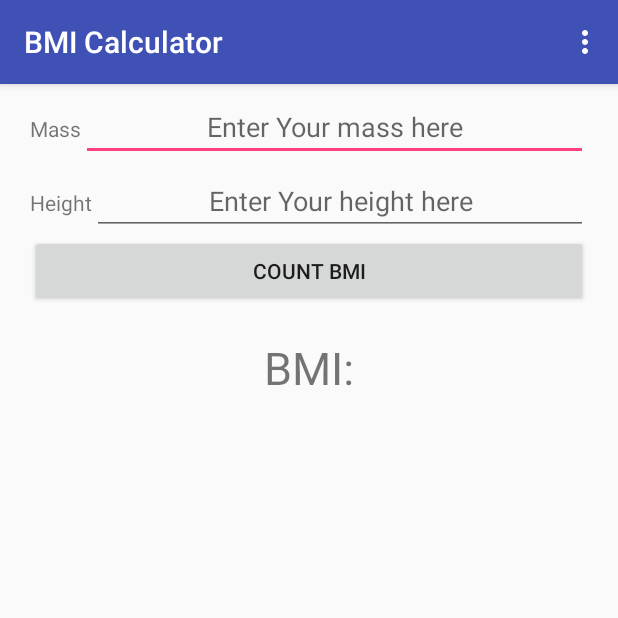
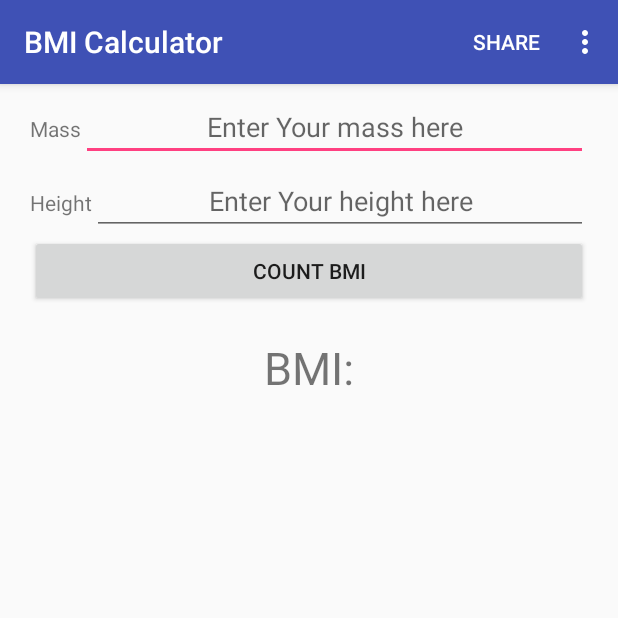
Before and after one commit to tomkecy/BMICalculator, an Android app: the screen it shows after launch (MainActivity), after a tap on "COUNT BMI", on a phone screen of 412 x 824 dp, the top half of it. Run offline under Robolectric (Android 15) with nearby library versions, the phone set to English and light mode, and no system bars; our stand-ins replace ButterKnife.

Commit message:
Added save functionality. Added stateSave and restore.

```diff
--- a/app/build.gradle
+++ b/app/build.gradle
@@ -26,5 +26,7 @@ dependencies {
     })
     compile 'com.android.support:appcompat-v7:24.2.1'
     compile 'com.android.support.constraint:constraint-layout:1.0.2'
+    compile 'com.jakewharton:butterknife:7.0.1'
+    compile 'com.facebook.android:facebook-android-sdk:4.+'
     testCompile 'junit:junit:4.12'
 }
--- a/app/src/main/java/cybulski/tomasz/tomaszcybulskilab1/ICountBMI.java
+++ b/app/src/main/java/cybulski/tomasz/tomaszcybulskilab1/Abstract/ICountBMI.java
@@ -1,4 +1,6 @@
-package cybulski.tomasz.tomaszcybulskilab1;
+package cybulski.tomasz.tomaszcybulskilab1.Abstract;
+
+import cybulski.tomasz.tomaszcybulskilab1.Entities.InvalidMassOrHeightException;
 
 /**
  * Created by tomcy on 20.03.2017.
--- a/app/src/main/java/cybulski/tomasz/tomaszcybulskilab1/AuthorActivity.java
+++ b/app/src/main/java/cybulski/tomasz/tomaszcybulskilab1/Activities/AuthorActivity.java
@@ -1,7 +1,9 @@
-package cybulski.tomasz.tomaszcybulskilab1;
+package cybulski.tomasz.tomaszcybulskilab1.Activities;
 
 import android.support.v7.app.AppCompatActivity;
 import android.os.Bundle;
+
+import cybulski.tomasz.tomaszcybulskilab1.R;
 
 public class AuthorActivity extends AppCompatActivity {
 
--- /dev/null
+++ b/app/src/main/java/cybulski/tomasz/tomaszcybulskilab1/Activities/MainActivity.java
@@ -0,0 +1,199 @@
+package cybulski.tomasz.tomaszcybulskilab1.Activities;
+
+import android.content.Intent;
+import android.content.SharedPreferences;
+import android.graphics.Color;
+import android.preference.PreferenceManager;
+import android.support.v7.app.AppCompatActivity;
+import android.os.Bundle;
+import android.view.Menu;
+import android.view.MenuInflater;
+import android.view.MenuItem;
+import android.widget.EditText;
+import android.widget.RelativeLayout;
+import android.widget.ShareActionProvider;
+import android.widget.TextView;
+import android.widget.Toast;
+
+import java.util.Locale;
+
+import butterknife.ButterKnife;
+import butterknife.OnClick;
+import cybulski.tomasz.tomaszcybulskilab1.Concrete.CountBMIImperial;
+import cybulski.tomasz.tomaszcybulskilab1.Concrete.CountBMIMetric;
+import cybulski.tomasz.tomaszcybulskilab1.Abstract.ICountBMI;
+import cybulski.tomasz.tomaszcybulskilab1.Entities.InvalidMassOrHeightException;
+import cybulski.tomasz.tomaszcybulskilab1.R;
+
+import butterknife.Bind;
+/*
+*TODO
+* przyciski:
+* - save
+* - share - wyskakuje lista aplikacji
+* - author - opis + zdjęcie
+* ma zachować wyliczone dane po obróceniu i don't keep activity
+*
+*
+*/
+
+public class MainActivity extends AppCompatActivity {
+
+    @Bind(R.id.edit_text_height) EditText editTextHeight;
+    @Bind(R.id.edit_text_mass) EditText editTextMass;
+    @Bind(R.id.text_view_result_message) TextView textViewResultMessage;
+    @Bind(R.id.text_view_result_bmi) TextView textViewResultBMI;
+    @Bind(R.id.relative_layout_main) RelativeLayout relativeLayoutMain;
+
+    private ICountBMI countBMI;
+
+    @Override
+    protected void onCreate(Bundle savedInstanceState) {
+        super.onCreate(savedInstanceState);
+        setContentView(R.layout.activity_main);
+        ButterKnife.bind(this);
+        setBMICounter();
+
+        if(savedInstanceState == null){
+            restoreSavedData();
+        }
+    }
+
+    private void restoreSavedData(){
+        SharedPreferences sharedPreferences = PreferenceManager.getDefaultSharedPreferences(this);
+        String savedHeightText = sharedPreferences.getString(
+                getString(R.string.saved_height_shared_pref_key), "");
+        String savedMassText = sharedPreferences.getString(
+                getString(R.string.saved_mass_shared_pref_key), "");
+
+        editTextHeight.setText(savedHeightText);
+        editTextMass.setText(savedMassText);
+        if(!savedHeightText.isEmpty() && !savedMassText.isEmpty()){
+            countBMI();
+        }
+    }
+
+    @Override
+    protected void onResume(){
+        super.onResume();
+        setBMICounter();
+    }
+
+    @Override
+    public boolean onCreateOptionsMenu(Menu menu) {
+        MenuInflater inflater = getMenuInflater();
+        inflater.inflate(R.menu.calculator_menu, menu);
+
+        MenuItem item = menu.findItem(R.id.menu_item_share);
+        //mShareActionProvider = (ShareActionProvider) item.getActionProvider();
+
+        return true;
+    }
+
+    @Override
+    protected void onSaveInstanceState(Bundle outState) {
+        super.onSaveInstanceState(outState);
+            outState.putString(getString(R.string.mass_saved_instance_state_key),
+                    editTextMass.getText().toString());
+            outState.putString(getString(R.string.height_saved_instance_state_key),
+                    editTextHeight.getText().toString());
+            outState.putString(getString(R.string.result_bmi_saved_instance_state_key),
+                    textViewResultBMI.getText().toString());
+            outState.putString(getString(R.string.message_saved_instance_state_key),
+                    textViewResultMessage.getText().toString());
+            outState.putInt(getString(R.string.color_saved_instance_state_key),
+                    textViewResultBMI.getCurrentTextColor());
+    }
+
+    @Override
+    protected void onRestoreInstanceState(Bundle savedInstanceState) {
+        super.onRestoreInstanceState(savedInstanceState);
+        editTextMass.setText(savedInstanceState.getString(getString(
+                R.string.mass_saved_instance_state_key)));
+        editTextHeight.setText(savedInstanceState.getString(getString(
+                R.string.height_saved_instance_state_key)));
+        textViewResultBMI.setText(savedInstanceState.getString(getString(
+                R.string.result_bmi_saved_instance_state_key)));
+        textViewResultMessage.setText(savedInstanceState.getString(getString(
+                R.string.message_saved_instance_state_key)));
+        int colorId = savedInstanceState.getInt(getString(R.string.color_saved_instance_state_key));
+        textViewResultBMI.setTextColor(colorId);
+        textViewResultMessage.setTextColor(colorId);
+    }
+
+    @OnClick(R.id.button_count_bmi)
+    public void countBMI() {
+        try {
+            float height = Float.parseFloat(editTextHeight.getText().toString());
+            float mass = Float.parseFloat(editTextMass.getText().toString());
+            float countedBMI = countBMI.countBMI(mass, height);
+
+            textViewResultBMI.setText(String.format(Locale.getDefault(), "%.2f", countedBMI));
+            setTextViewResultMessage(countedBMI);
+
+        } catch (InvalidMassOrHeightException e){
+            Toast.makeText(getApplicationContext(), R.string.incorrect_input_message,
+                    Toast.LENGTH_LONG).show();
+        } catch (NumberFormatException e){
+            Toast.makeText(getApplicationContext(), R.string.empty_input_message,
+                    Toast.LENGTH_LONG).show();
+        }
+    }
+
+    private void setTextViewResultMessage(float countedBMI) {
+        String message;
+        int textMessageColor;
+        if(countedBMI<18.5) {
+            message = getString(R.string.bmi_result_underweight);
+            textMessageColor = Color.RED;
+        } else if(countedBMI <= 25){
+            message = getString(R.string.bmi_result_normal_range);
+            textMessageColor = Color.GREEN;
+        } else if (countedBMI <= 30){
+            message = getString(R.string.bmi_result_overweight);
+            textMessageColor = Color.YELLOW;
+        } else {
+            message = getString(R.string.bmi_result_obese);
+            textMessageColor = Color.RED;
+        }
+        textViewResultMessage.setText(message);
+        textViewResultMessage.setTextColor(textMessageColor);
+        textViewResultBMI.setTextColor(textMessageColor);
+    }
+
+    private void setBMICounter() {
+        SharedPreferences sharedPreferences = PreferenceManager.getDefaultSharedPreferences(this);
+        boolean useMetricUnits = sharedPreferences.getBoolean(getString(R.string.use_metric_units_shared_pref_key), true);
+        if (useMetricUnits) {
+            countBMI = new CountBMIMetric();
+        } else {
+            countBMI = new CountBMIImperial();
+        }
+    }
+
+    public void startSettingsActivity(MenuItem menuItem){
+        Intent intent = new Intent(this, SettingsActivity.class);
+        startActivity(intent);
+    }
+
+    public void startAuthorActivity(MenuItem menuItem) {
+        Intent intent = new Intent(this, AuthorActivity.class);
+        startActivity(intent);
+    }
+
+    public void saveData(MenuItem menuItem){
+        SharedPreferences preferences = PreferenceManager.getDefaultSharedPreferences(this);
+        SharedPreferences.Editor editor = preferences.edit();
+        editor.putString(getString(R.string.saved_height_shared_pref_key), editTextHeight.getText().toString());
+        editor.putString(getString(R.string.saved_mass_shared_pref_key), editTextMass.getText().toString());
+        editor.apply();
+        Toast.makeText(this, getString(R.string.saved_data_message), Toast.LENGTH_SHORT).show();
+    }
+    private ShareActionProvider mShareActionProvider;
+
+    private void setShareIntent(Intent shareIntent) {
+        if (mShareActionProvider != null) {
+            mShareActionProvider.setShareIntent(shareIntent);
+        }
+    }
+}
--- a/app/src/main/java/cybulski/tomasz/tomaszcybulskilab1/CountBMIMetric.java
+++ b/app/src/main/java/cybulski/tomasz/tomaszcybulskilab1/Concrete/CountBMIMetric.java
@@ -1,14 +1,17 @@
-package cybulski.tomasz.tomaszcybulskilab1;
+package cybulski.tomasz.tomaszcybulskilab1.Concrete;
+
+import cybulski.tomasz.tomaszcybulskilab1.Abstract.ICountBMI;
+import cybulski.tomasz.tomaszcybulskilab1.Entities.InvalidMassOrHeightException;
 
 /**
  * Created by tomcy on 20.03.2017.
  */
 
 public class CountBMIMetric implements ICountBMI {
-    static final float MINIMAL_HEIGHT = 0.5f;
-    static final float MAXIMAL_HEIGHT = 2.5f;
-    static final float MINIMAL_MASS = 10f;
-    static final float MAXIMAL_MASS = 250f;
+    private static final float MINIMAL_HEIGHT = 0.5f;
+    private static final float MAXIMAL_HEIGHT = 2.5f;
+    private static final float MINIMAL_MASS = 10f;
+    private static final float MAXIMAL_MASS = 250f;
 
     @Override
     public boolean isValidMass(float mass) {
@@ -21,7 +24,7 @@ public class CountBMIMetric implements ICountBMI {
     }
 
     @Override
-    public float countBMI(float mass, float height) throws InvalidMassOrHeightException{
+    public float countBMI(float mass, float height) throws InvalidMassOrHeightException {
         if (!isValidHeight(height) || !isValidMass(mass)){
             throw new InvalidMassOrHeightException();
         }
--- a/app/src/main/java/cybulski/tomasz/tomaszcybulskilab1/InvalidMassOrHeightException.java
+++ b/app/src/main/java/cybulski/tomasz/tomaszcybulskilab1/Entities/InvalidMassOrHeightException.java
@@ -1,4 +1,4 @@
-package cybulski.tomasz.tomaszcybulskilab1;
+package cybulski.tomasz.tomaszcybulskilab1.Entities;
 
 /**
  * Created by tomcy on 20.03.2017.
--- a/app/src/main/java/cybulski/tomasz/tomaszcybulskilab1/MainActivity.java
+++ /dev/null
@@ -1,110 +0,0 @@
-package cybulski.tomasz.tomaszcybulskilab1;
-
-import android.content.Context;
-import android.content.Intent;
-import android.content.SharedPreferences;
-import android.graphics.Color;
-import android.support.v7.app.AppCompatActivity;
-import android.os.Bundle;
-import android.view.Menu;
-import android.view.MenuItem;
-import android.view.View;
-import android.widget.EditText;
-import android.widget.TextView;
-import android.widget.Toast;
-
-import java.util.Locale;
-/*
-*TODO
-* przyciski:
-* - save
-* - share - wyskakuje lista aplikacji
-* - author - opis + zdjęcie
-* ma zachować wyliczone dane po obróceniu i don't keep activity
-*
-*
-*/
-
-public class MainActivity extends AppCompatActivity {
-
-    private ICountBMI countBMI;
-
-    @Override
-    protected void onCreate(Bundle savedInstanceState) {
-        super.onCreate(savedInstanceState);
-        setContentView(R.layout.activity_main);
-        setBMICounter();
-    }
-
-    @Override
-    protected void onResume(){
-        super.onResume();
-        setBMICounter();
-    }
-
-    @Override
-    public boolean onCreateOptionsMenu(Menu menu) {
-        getMenuInflater().inflate(R.menu.calculator_menu, menu);
-        return true;
-    }
-
-    public void countBMI(View view) {
-        try {
-            float height = Float.parseFloat(((EditText) findViewById(R.id.edit_view_height)).getText().toString());
-            float mass = Float.parseFloat(((EditText) findViewById(R.id.edit_text_mass)).getText().toString());
-            float countedBMI = countBMI.countBMI(mass, height);
-            TextView textViewBMIResult = (TextView) findViewById(R.id.text_view_result_bmi);
-            textViewBMIResult.setText(String.format(Locale.getDefault(), "%.2f", countedBMI));
-            setTextViewResultMessage(countedBMI, textViewBMIResult);
-
-        } catch (InvalidMassOrHeightException e){
-            Toast.makeText(getApplicationContext(), R.string.incorrect_input_message,
-                    Toast.LENGTH_LONG).show();
-        } catch (NumberFormatException e){
-            Toast.makeText(getApplicationContext(), R.string.empty_input_message,
-                    Toast.LENGTH_LONG).show();
-        }
-    }
-
-    private void setTextViewResultMessage(float countedBMI, TextView textViewBMIResult) {
-        TextView textViewMessage = (TextView) findViewById(R.id.text_view_result_message);
-        String message;
-        int textMessageColor;
-        if(countedBMI<18.5) {
-            message = getString(R.string.bmi_result_underweight);
-            textMessageColor = Color.RED;
-        } else if(countedBMI <= 25){
-            message = getString(R.string.bmi_result_normal_range);
-            textMessageColor = Color.GREEN;
-        } else if (countedBMI <= 30){
-            message = getString(R.string.bmi_result_overweight);
-            textMessageColor = Color.YELLOW;
-        } else {
-            message = getString(R.string.bmi_result_obese);
-            textMessageColor = Color.RED;
-        }
-        textViewMessage.setText(message);
-        textViewMessage.setTextColor(textMessageColor);
-        textViewBMIResult.setTextColor(textMessageColor);
-    }
-
-    private void setBMICounter(){
-        SharedPreferences sharedPreferences = getPreferences(Context.MODE_PRIVATE);
-        boolean useMetricUnits = sharedPreferences.getBoolean(getString(R.string.use_metric_units_shared_pref_key), true);
-        if(useMetricUnits){
-            countBMI = new CountBMIMetric();
-        } else {
-            countBMI = new CountBMIImperial();
-        }
-    }
-
-    public void startSettingsActivity(MenuItem menuItem){
-        Intent intent = new Intent(this, SettingsActivity.class);
-        startActivity(intent);
-    }
-
-    public void startAuthorActivity(MenuItem menuItem){
-        Intent intent = new Intent(this, AuthorActivity.class);
-        startActivity(intent);
-    }
-}
--- a/app/src/main/res/layout/activity_author.xml
+++ b/app/src/main/res/layout/activity_author.xml
@@ -1,9 +1,8 @@
 <?xml version="1.0" encoding="utf-8"?>
 <android.support.constraint.ConstraintLayout xmlns:android="http://schemas.android.com/apk/res/android"
-    xmlns:app="http://schemas.android.com/apk/res-auto"
     xmlns:tools="http://schemas.android.com/tools"
     android:layout_width="match_parent"
     android:layout_height="match_parent"
-    tools:context="cybulski.tomasz.tomaszcybulskilab1.AuthorActivity">
+    tools:context="cybulski.tomasz.tomaszcybulskilab1.Activities.AuthorActivity">
 
 </android.support.constraint.ConstraintLayout>
--- a/app/src/main/res/layout/activity_main.xml
+++ b/app/src/main/res/layout/activity_main.xml
@@ -1,16 +1,13 @@
 <?xml version="1.0" encoding="utf-8"?>
-<android.support.v7.widget.LinearLayoutCompat xmlns:android="http://schemas.android.com/apk/res/android"
+<RelativeLayout xmlns:android="http://schemas.android.com/apk/res/android"
     xmlns:app="http://schemas.android.com/apk/res-auto"
     xmlns:tools="http://schemas.android.com/tools"
+    android:id="@+id/relative_layout_main"
     android:layout_width="match_parent"
     android:layout_height="match_parent"
+    android:layout_margin="20dp"
     android:orientation="vertical"
-    tools:context="cybulski.tomasz.tomaszcybulskilab1.MainActivity">
-    <RelativeLayout
-        android:layout_width="match_parent"
-        android:layout_height="wrap_content"
-        android:layout_margin="20dp"
-        >
+    tools:context="cybulski.tomasz.tomaszcybulskilab1.Activities.MainActivity">
     <TextView
         android:id="@+id/text_view_mass_label"
         android:layout_width="wrap_content"
@@ -33,7 +30,6 @@
         app:layout_constraintLeft_toLeftOf="parent"
         app:layout_constraintRight_toRightOf="parent"
         app:layout_constraintTop_toTopOf="parent" />
-
      <TextView
          android:id="@+id/text_view_height_label"
          android:layout_below="@id/text_view_mass_label"
@@ -45,9 +41,8 @@
          app:layout_constraintLeft_toLeftOf="parent"
          app:layout_constraintRight_toRightOf="parent"
          app:layout_constraintTop_toTopOf="parent"/>
-
      <EditText
-            android:id="@+id/edit_view_height"
+         android:id="@+id/edit_text_height"
          android:layout_below="@id/edit_text_mass"
          android:layout_toEndOf="@id/text_view_height_label"
          android:layout_alignBaseline="@id/text_view_height_label"
@@ -63,11 +58,10 @@
 
     <Button
         android:id="@+id/button_count_bmi"
-            android:layout_below="@id/edit_view_height"
+        android:layout_below="@id/edit_text_height"
         android:layout_width="match_parent"
         android:layout_height="wrap_content"
-            android:text="@string/count_bmi"
-            android:onClick="countBMI"/>
+        android:text="@string/count_bmi" />
 
     <TextView
         android:id="@+id/text_view_bmi_label"
@@ -78,8 +72,7 @@
         android:layout_width="wrap_content"
         android:layout_height="wrap_content"
         android:text="@string/bmi_label_label"
-            android:textSize="30sp"
-            />
+        android:textSize="30sp" />
     <TextView
         android:id="@+id/text_view_result_bmi"
         android:layout_below="@id/text_view_bmi_label"
@@ -88,8 +81,7 @@
         android:layout_centerVertical="true"
         android:layout_centerHorizontal="true"
         android:textAlignment="center"
-            android:textSize="30sp"
-            />
+        android:textSize="30sp" />
     <TextView
         android:id="@+id/text_view_result_message"
         android:layout_width="wrap_content"
@@ -97,6 +89,5 @@
         android:layout_centerVertical="true"
         android:layout_centerHorizontal="true"
         android:layout_below="@id/text_view_result_bmi"/>
+
 </RelativeLayout>
-
-</android.support.v7.widget.LinearLayoutCompat>
--- a/app/src/main/res/layout/activity_settings.xml
+++ b/app/src/main/res/layout/activity_settings.xml
@@ -3,7 +3,7 @@
     xmlns:tools="http://schemas.android.com/tools"
     android:layout_width="match_parent"
     android:layout_height="match_parent"
-    tools:context="cybulski.tomasz.tomaszcybulskilab1.SettingsActivity">
+    tools:context="cybulski.tomasz.tomaszcybulskilab1.Activities.SettingsActivity">
 
     <RadioGroup
         android:layout_width="wrap_content"
--- a/app/src/main/res/menu/calculator_menu.xml
+++ b/app/src/main/res/menu/calculator_menu.xml
@@ -1,10 +1,16 @@
 <?xml version="1.0" encoding="utf-8"?>
-<menu xmlns:android="http://schemas.android.com/apk/res/android">
+<menu xmlns:android="http://schemas.android.com/apk/res/android"
+    xmlns:app="http://schemas.android.com/apk/res-auto">
+    <item
+        android:id="@+id/menu_item_share"
+        app:showAsAction="ifRoom"
+        android:title="@string/share"
+        android:actionProviderClass=
+            "android.widget.ShareActionProvider"/>
+
     <item android:id="@+id/menu_item_save"
         android:title="@string/save"
-        />
-    <item android:id="@+id/menu_item_share"
-        android:title="@string/share"
+        android:onClick="saveData"
         />
     <item android:id="@+id/menu_item_settings"
         android:title="@string/settings"
--- /dev/null
+++ b/app/src/main/res/menu/context_menu_share.xml
@@ -0,0 +1,4 @@
+<?xml version="1.0" encoding="utf-8"?>
+<menu xmlns:android="http://schemas.android.com/apk/res/android">
+
+</menu>
--- a/app/src/main/res/values/strings.xml
+++ b/app/src/main/res/values/strings.xml
@@ -6,8 +6,8 @@
     <string name="enter_mass_text">Enter Your mass here</string>
     <string name="enter_height_text">Enter Your height here</string>
     <string name="bmi_label_label">BMI:</string>
-    <string name="bmi_result_underweight">Yours weight is to low!</string>
-    <string name="bmi_result_normal_range">Yours weight is correct!</string>
+    <string name="bmi_result_underweight">Your weight is to low!</string>
+    <string name="bmi_result_normal_range">Your weight is correct!</string>
     <string name="bmi_result_overweight">You have overweight!</string>
     <string name="bmi_result_obese">You are obese, fatty!</string>
 
@@ -20,7 +20,22 @@
     <string name="author">Author</string>
 
     <string name="unit_label">Units:</string>
-    <string name="use_metric_units_shared_pref_key">use_metric_units</string>
     <string name="metric_units">Metric kg/m</string>
     <string name="imperial_units">Imperial lb/in</string>
+
+    <string name="saved_data_message">Saved data</string>
+    <string name="facebook_app_id">1023526087748730</string>
+
+    <!-- SharedPreference keys -->
+    <string name="use_metric_units_shared_pref_key">use_metric_units</string>
+    <string name="saved_mass_shared_pref_key">saved_mass</string>
+    <string name="saved_height_shared_pref_key">saved_height</string>
+
+    <!-- SavedInstanceState keys -->
+
+    <string name="mass_saved_instance_state_key">mass_saved_instance_state</string>
+    <string name="height_saved_instance_state_key">height_saved_instance_state</string>
+    <string name="result_bmi_saved_instance_state_key">bmi_saved_instance_state</string>
+    <string name="message_saved_instance_state_key">message_saved_instance_state</string>
+    <string name="color_saved_instance_state_key">color_saved_instance_state</string>
 </resources>
```
Also changed, not shown: app/src/main/AndroidManifest.xml (+9 -3 lines), app/src/main/java/cybulski/tomasz/tomaszcybulskilab1/Activities/SettingsActivity.java (renamed from app/src/main/java/cybulski/tomasz/tomaszcybulskilab1/SettingsActivity.java, +18 -8 lines), app/src/main/java/cybulski/tomasz/tomaszcybulskilab1/Concrete/CountBMIImperial.java (renamed from app/src/main/java/cybulski/tomasz/tomaszcybulskilab1/CountBMIImperial.java, +9 -6 lines), app/src/main/java/cybulski/tomasz/tomaszcybulskilab1/UnitOfMeasure.java (deleted, +0 -9 lines), 1 other file. Lines whose indentation alone changed are shown as unchanged.
